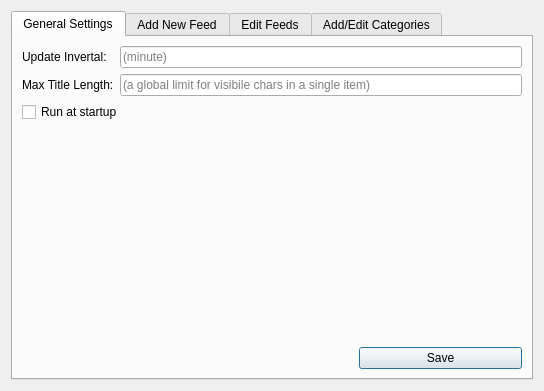
isamert/feeder, file src/settingsdialog.ui: the form before one commit.
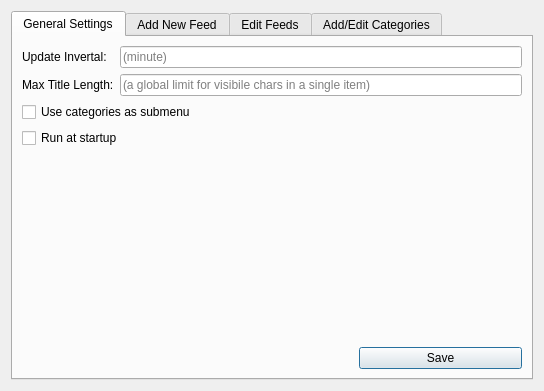
The form after the commit.

Commit message: Adds subcategory feature, fixes some bugs

```diff
--- a/src/settingsdialog.ui
+++ b/src/settingsdialog.ui
@@ -77,13 +77,20 @@
            </property>
           </widget>
          </item>
-         <item row="2" column="0" colspan="2">
+         <item row="3" column="0" colspan="2">
           <widget class="QCheckBox" name="checkStartup">
            <property name="text">
             <string>Run at startup</string>
            </property>
           </widget>
          </item>
+         <item row="2" column="0" colspan="2">
+          <widget class="QCheckBox" name="checkCategories">
+           <property name="text">
+            <string>Use categories as submenu</string>
+           </property>
+          </widget>
+         </item>
         </layout>
        </item>
        <item row="3" column="0" colspan="3">
```
The commit also changes 2 other files.
